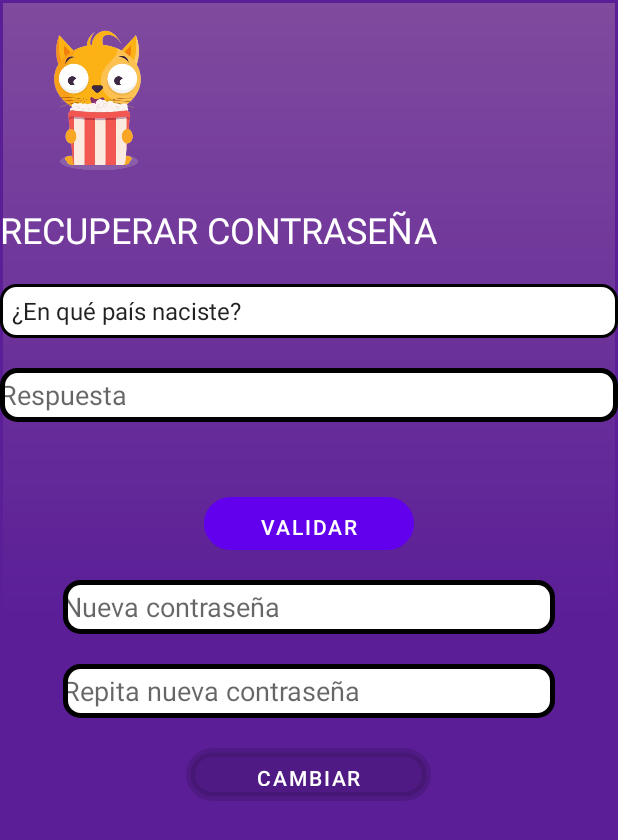
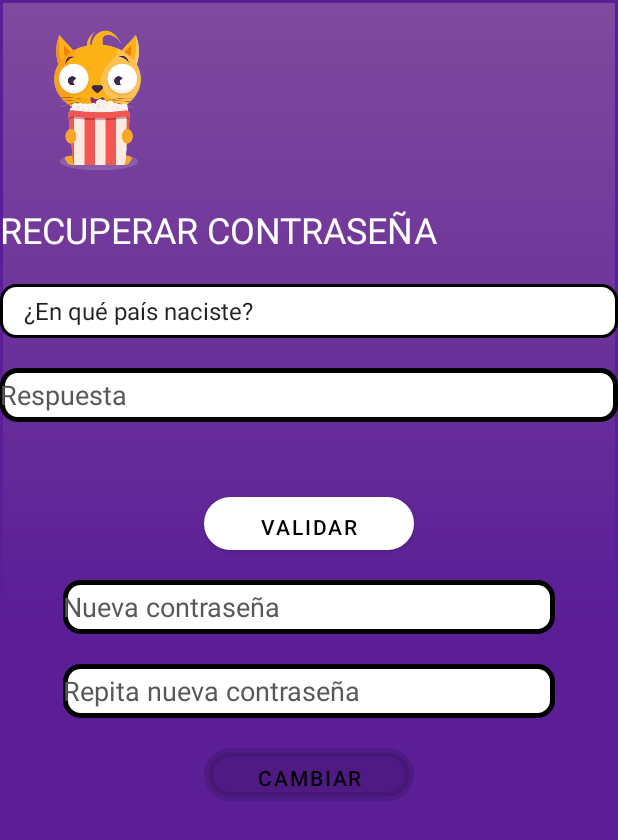
Before and after one commit to Jomexz/MovieModerna, an Android app: the screen it shows after launch (ControlRecuperar), after a tap on "¿CONTRASEÑA OLVIDADA?", on a phone screen of 412 x 824 dp. Shown: the top 840 px of the screen. Run offline under Robolectric (Android 15) with nearby library versions, the phone set to English and light mode, and no system bars; our stand-ins replace Firebase (no records; nobody signed in at launch, a user with empty details on screens opened directly), Picasso; libraries missing offline, so code that uses them is left out: com.google.api.client, com.google.api.services; pictures from the network do not load.

Commit message:
Color correcto en los botones. Falta perfeccionar el sistema de recomendación.

```diff
--- a/app/src/main/res/drawable/button_background.xml
+++ b/app/src/main/res/drawable/button_background.xml
@@ -3,7 +3,7 @@
 <selector xmlns:android="http://schemas.android.com/apk/res/android">
     <item android:state_pressed="true">
         <shape>
-<!--            <solid android:color="@color/pressed_color" />-->
+            <solid android:color="@color/pressed_color" />
             <corners android:radius="20dp" />
             <stroke
                     android:width="6dp"
@@ -12,7 +12,7 @@
     </item>
     <item android:state_enabled="false">
         <shape>
-<!--            <solid android:color="@color/disabled_color" />-->
+            <solid android:color="@color/disabled_color" />
             <corners android:radius="20dp" />
             <stroke
                     android:width="6dp"
@@ -21,7 +21,7 @@
     </item>
     <item>
         <shape>
-<!--            <solid android:color="@color/default_color" />-->
+            <solid android:color="@color/default_color" />
             <corners android:radius="20dp" />
             <stroke
                     android:width="6dp"
--- a/app/src/main/res/layout/activity_main.xml
+++ b/app/src/main/res/layout/activity_main.xml
@@ -66,8 +66,7 @@
                 android:layout_gravity="center_horizontal"
                 android:layout_centerHorizontal="true"
                 android:text="ENTRAR"
-                android:textColor="#FFFFFF"
-                android:background="@drawable/button_background"
+                style="@style/ButtonStyle"
                 android:layout_marginTop="24dp"/>
 
         <Button
@@ -78,8 +77,7 @@
                 android:layout_gravity="center_horizontal"
                 android:layout_centerHorizontal="true"
                 android:text="REGISTRARSE"
-                android:textColor="#FFFFFF"
-                android:background="@drawable/button_background"
+                style="@style/ButtonStyle"
                 android:layout_marginTop="16dp"/>
 
     </RelativeLayout>
--- a/app/src/main/res/layout/pagina_config.xml
+++ b/app/src/main/res/layout/pagina_config.xml
@@ -45,7 +45,7 @@
                         android:layout_height="wrap_content"
                         android:layout_gravity="center_horizontal"
                         android:layout_marginTop="20dp"
-                        android:background="@drawable/button_background"
+                        style="@style/ButtonStyle"
                         android:text="Cambiar avatar"
                         android:textSize="12sp"
                         android:padding="10dp"/>
@@ -122,7 +122,7 @@
                         android:text="Guardar cambios"
                         android:textSize="12sp"
                         android:padding="10dp"
-                        android:background="@drawable/button_background"/>
+                        style="@style/ButtonStyle"/>
             </LinearLayout>
         </ScrollView>
     </LinearLayout>
--- a/app/src/main/res/layout/pagina_recuperar.xml
+++ b/app/src/main/res/layout/pagina_recuperar.xml
@@ -6,7 +6,7 @@
             android:background="@drawable/background_bkg">
     <RelativeLayout
             android:layout_width="match_parent"
-                    android:layout_height="match_parent">
+            android:layout_height="match_parent">
 
         <ImageView
                 android:id="@+id/imgAppIcon"
@@ -32,9 +32,8 @@
                 android:layout_height="36dp"
                 android:layout_below="@id/tvTitle"
                 android:layout_marginTop="20dp"
-                android:background="@drawable/spinner_background"
-                android:popupBackground="@drawable/spinner_popup_background"
-                android:spinnerMode="dropdown"/>
+                android:spinnerMode="dropdown"
+        style="@style/SpinnerDropdownStyle"/>
 
         <EditText
                 android:id="@+id/txtRespuesta"
@@ -44,7 +43,8 @@
                 android:layout_marginTop="20dp"
                 android:background="@drawable/textview_background"
                 android:hint="Respuesta"
-                android:textColor="#000000"/>
+                android:textColorHint="@color/pressed_color"
+                android:textColor="@color/black"/>
         <Button
                 android:id="@+id/btnValidar"
                 android:layout_width="140dp"
@@ -52,9 +52,8 @@
                 android:layout_below="@id/txtRespuesta"
                 android:layout_centerHorizontal="true"
                 android:layout_marginTop="50dp"
-                android:background="@drawable/button_background"
-                android:text="VALIDAR RESPUESTA"
-                android:textColor="#FFFFFF"/>
+                style="@style/ButtonStyle"
+                android:text="VALIDAR RESPUESTA"/>
 
         <EditText
                 android:id="@+id/txtNewPass"
@@ -67,6 +66,8 @@
                 android:background="@drawable/textview_background"
                 android:hint="Nueva contraseña"
                 android:inputType="textPassword"
+                android:textColorHint="@color/pressed_color"
+                android:enabled="false"
                 android:textColor="#000000"/>
 
         <EditText
@@ -80,18 +81,19 @@
                 android:layout_marginRight="42dp"
                 android:background="@drawable/textview_background"
                 android:hint="Repita nueva contraseña"
+                android:textColorHint="@color/pressed_color"
                 android:inputType="textPassword"
-                android:textColor="#000000"/>
+                android:textColor="#000000"
+                android:enabled="false"/>
         <Button
                 android:id="@+id/btnCambiar"
-                android:layout_width="163dp"
+                android:layout_width="140dp"
                 android:layout_height="35dp"
                 android:layout_below="@id/txtNewPassRepit"
                 android:layout_centerHorizontal="true"
                 android:layout_marginTop="20dp"
-                android:background="@drawable/button_background"
                 android:text="CAMBIAR CONTRASEÑA"
-                android:textColor="#FFFFFF"
+                style="@style/ButtonStyle"
                 android:enabled="false"/>
     </RelativeLayout>
 </ScrollView>
--- a/app/src/main/res/layout/pelicula_calificar.xml
+++ b/app/src/main/res/layout/pelicula_calificar.xml
@@ -147,8 +147,7 @@
                 android:layout_width="wrap_content"
                 android:layout_height="wrap_content"
                 android:text="CALIFICAR"
-                android:textColor="#FFFFFF"
-                android:background="@drawable/button_background"
+                style="@style/ButtonStyle"
                 android:layout_gravity="center_horizontal"
                 android:layout_marginTop="15dp"
                 android:layout_marginBottom="15dp"/>
--- a/app/src/main/res/layout/pelicula_compartir.xml
+++ b/app/src/main/res/layout/pelicula_compartir.xml
@@ -119,8 +119,7 @@
                 android:layout_width="wrap_content"
                 android:layout_height="wrap_content"
                 android:text="COMPARTIR"
-                android:textColor="#FFFFFF"
-                android:background="@drawable/button_background"
+                style="@style/ButtonStyle"
                 android:layout_gravity="center_horizontal"
                 android:layout_marginTop="15dp"
                 android:layout_marginBottom="15dp"
--- a/app/src/main/res/values-night/themes.xml
+++ b/app/src/main/res/values-night/themes.xml
@@ -2,15 +2,27 @@
     <!-- Base application theme. -->
     <style name="Theme.App_AndroidMM" parent="Theme.MaterialComponents.DayNight.NoActionBar">
         <!-- Primary brand color. -->
-        <item name="colorPrimary">@color/purple_200</item>
-        <item name="colorPrimaryVariant">@color/purple_700</item>
+        <item name="colorPrimary">@color/white</item>
+        <item name="colorPrimaryVariant">@color/black</item>
         <item name="colorOnPrimary">@color/black</item>
         <!-- Secondary brand color. -->
         <item name="colorSecondary">@color/teal_200</item>
-        <item name="colorSecondaryVariant">@color/teal_200</item>
+        <item name="colorSecondaryVariant">@color/teal_700</item>
         <item name="colorOnSecondary">@color/black</item>
         <!-- Status bar color. -->
         <item name="android:statusBarColor">?attr/colorPrimaryVariant</item>
         <!-- Customize your theme here. -->
     </style>
+
+    <style name="ButtonStyle" parent="Widget.MaterialComponents.Button">
+        <item name="android:background">@drawable/button_background</item>
+        <item name="android:textColor">@color/black</item>
+    </style>
+
+    <style name="SpinnerDropdownStyle" parent="Widget.AppCompat.DropDownItem.Spinner">
+        <item name="android:textColor">#000000</item>
+        <item name="android:background">@drawable/spinner_background</item>
+    </style>
+
+
 </resources>
--- a/app/src/main/res/values/colors.xml
+++ b/app/src/main/res/values/colors.xml
@@ -8,7 +8,7 @@
     <color name="black">#FF000000</color>
     <color name="white">#FFFFFFFF</color>
     <color name="navigationColor">#FF5B1E97</color>
-    <color name="pressed_color">#c0c0c0</color>
+    <color name="pressed_color">#FF595858</color>
     <color name="default_color">#FFFFFF</color>
     <color name="disabled_color">#ed1c24</color>
 </resources>
--- a/app/src/main/res/values/themes.xml
+++ b/app/src/main/res/values/themes.xml
@@ -2,9 +2,9 @@
     <!-- Base application theme. -->
     <style name="Theme.App_AndroidMM" parent="Theme.MaterialComponents.DayNight.NoActionBar">
         <!-- Primary brand color. -->
-        <item name="colorPrimary">@color/purple_500</item>
-        <item name="colorPrimaryVariant">@color/purple_700</item>
-        <item name="colorOnPrimary">@color/white</item>
+        <item name="colorPrimary">@color/white</item>
+        <item name="colorPrimaryVariant">@color/black</item>
+        <item name="colorOnPrimary">@color/black</item>
         <!-- Secondary brand color. -->
         <item name="colorSecondary">@color/teal_200</item>
         <item name="colorSecondaryVariant">@color/teal_700</item>
@@ -16,7 +16,12 @@
 
     <style name="ButtonStyle" parent="Widget.MaterialComponents.Button">
         <item name="android:background">@drawable/button_background</item>
-        <item name="android:textColor">@color/white</item>
+        <item name="android:textColor">@color/black</item>
+    </style>
+
+    <style name="SpinnerDropdownStyle" parent="Widget.AppCompat.DropDownItem.Spinner">
+        <item name="android:textColor">#000000</item>
+        <item name="android:background">@drawable/spinner_background</item>
     </style>
 
 </resources>
```
Also changed, not shown: app/src/main/res/layout/pagina_bienvenido.xml (+3 -6 lines), app/src/main/res/layout/pagina_registro.xml (+13 -13 lines).
